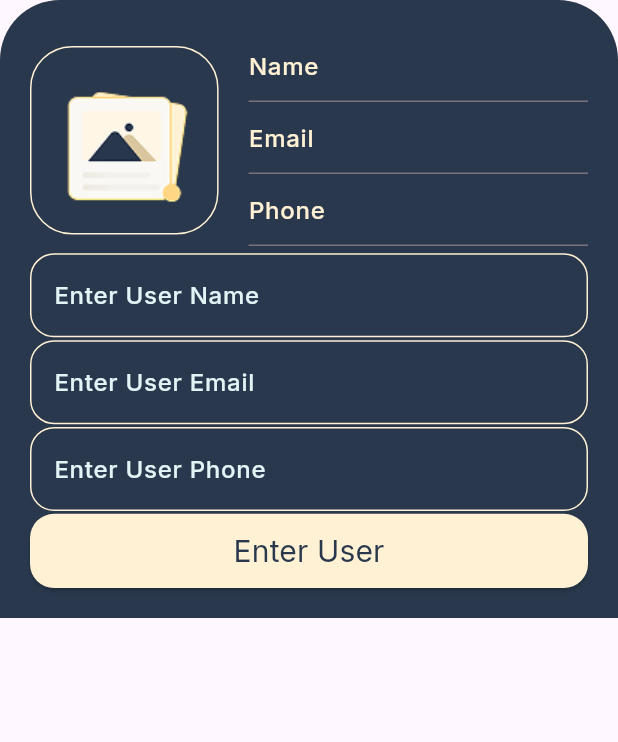
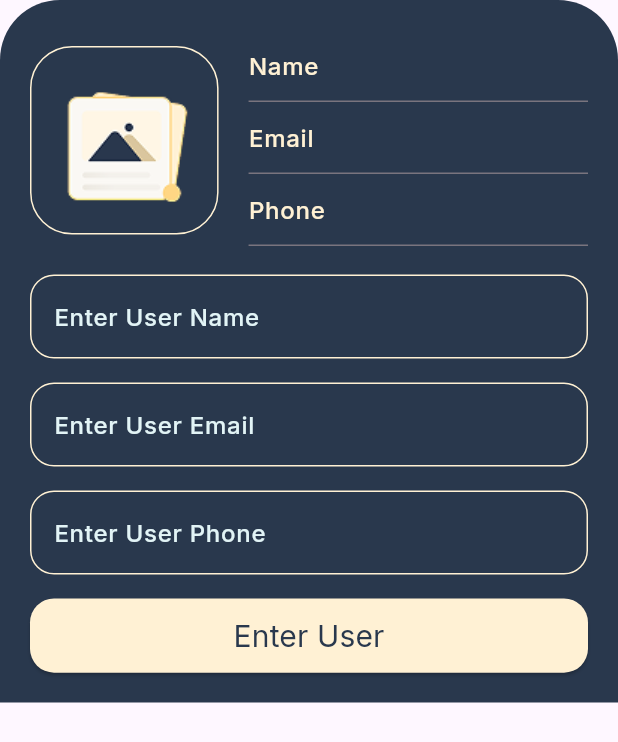
Before and after one commit to saraashrafff/ContactApp, a Flutter app: the BottomSheetBar widget shown alone on an empty page, opened directly with empty values, on a phone screen of 412 x 824 dp. Shown: the top 742 px of the screen. Run offline on Flutter 3.47's test engine with Material 3 defaults, Android fonts, the phone set to English and light mode, and no system bars; our stand-ins replace google_fonts, image_picker.

Commit message:
fix keyboard

```diff
--- a/lib/bottom_sheet.dart
+++ b/lib/bottom_sheet.dart
@@ -26,17 +26,22 @@ class _BottomSheetBarState extends State<BottomSheetBar> {
 
   @override
   Widget build(BuildContext context) {
-    return SingleChildScrollView(
+    return Padding(
+      padding: EdgeInsets.only(
+        bottom: MediaQuery.of(context).viewInsets.bottom,
+      ),
+      child: SingleChildScrollView(
         child: ClipRRect(
           borderRadius: const BorderRadius.only(
             topLeft: Radius.circular(40),
             topRight: Radius.circular(40),
           ),
           child: Container(
-          height: MediaQuery.sizeOf(context).height * 0.5,
             color: const Color(0xFF29384D),
             padding: const EdgeInsets.all(20),
             child: Column(
+              mainAxisSize: MainAxisSize.min,
+
               children: [
                 Row(
                   children: [
@@ -120,7 +125,7 @@ class _BottomSheetBarState extends State<BottomSheetBar> {
                     ),
                   ],
                 ),
-              Spacer(),
+                SizedBox(height: 16),
                 TextFormField(
                   style: GoogleFonts.inter(
                     color: Color(0xFFFFF1D4),
@@ -148,7 +153,7 @@ class _BottomSheetBarState extends State<BottomSheetBar> {
                     ),
                   ),
                 ),
-              Spacer(),
+                SizedBox(height: 16),
 
                 TextFormField(
                   style: GoogleFonts.inter(
@@ -177,7 +182,7 @@ class _BottomSheetBarState extends State<BottomSheetBar> {
                     ),
                   ),
                 ),
-              Spacer(),
+                SizedBox(height: 16),
 
                 TextFormField(
                   style: GoogleFonts.inter(
@@ -206,7 +211,7 @@ class _BottomSheetBarState extends State<BottomSheetBar> {
                     ),
                   ),
                 ),
-              Spacer(),
+                SizedBox(height: 16),
 
                 SizedBox(
                   width: double.infinity,
@@ -244,6 +249,7 @@ class _BottomSheetBarState extends State<BottomSheetBar> {
             ),
           ),
         ),
+      ),
     );
   }
 }
```
Lines whose indentation alone changed are shown as unchanged.
